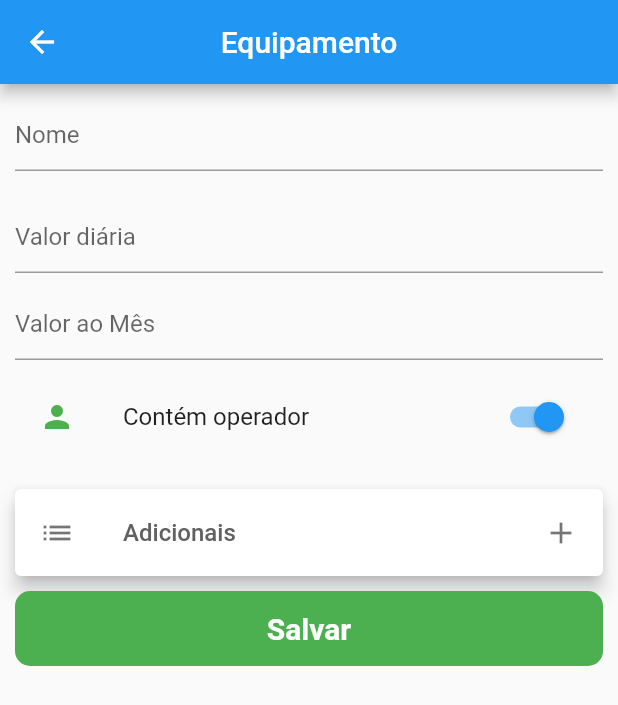
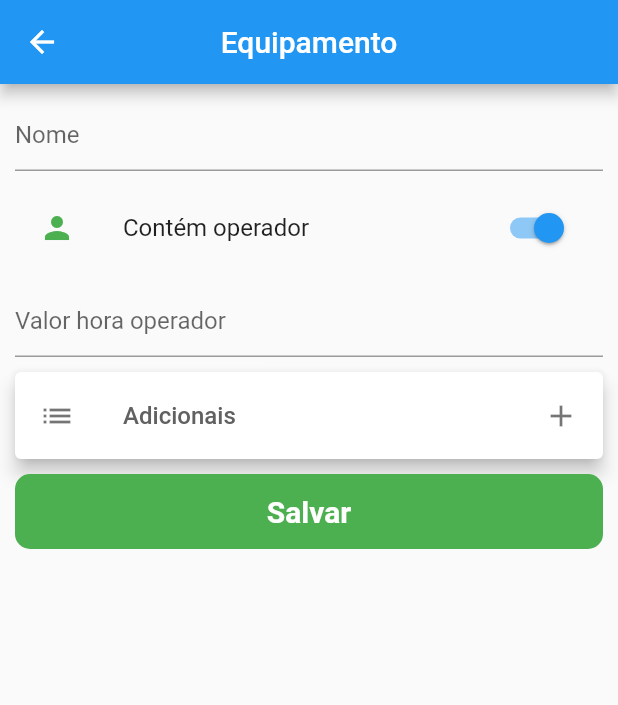
Before and after one commit to matheusreichert12/interdisciplinarIII, a Flutter app: the EquipamentoIncluir screen opened directly, after a tap on "Contém operador", on a phone screen of 412 x 824 dp. Shown: the top 705 px of the screen. Run offline on Flutter 3.47's test engine with Material 2 defaults, Android fonts, the phone set to English and light mode, and no system bars; our stand-ins replace charts_flutter, cloud_firestore, curved_navigation_bar; accounts and stored records are empty.

Commit message:
ajuste tela de equipamento

```diff
--- a/interdisciplinar/lib/equipamentoIncluir.dart
+++ b/interdisciplinar/lib/equipamentoIncluir.dart
@@ -13,6 +13,7 @@ class _EquipamentoIncluirState extends State<EquipamentoIncluir> {
   final _valorMes = TextEditingController();
   final _descricaoAdicional = TextEditingController();
   final _valorAdicional = TextEditingController();
+  final _horaOperador = TextEditingController();
 
   bool _operador = false;
 
@@ -53,29 +54,6 @@ class _EquipamentoIncluirState extends State<EquipamentoIncluir> {
                 SizedBox(
                   height: 10,
                 ),
-                SizedBox(
-                  height: 10,
-                ),
-                TextFormField(
-                  keyboardType: TextInputType.numberWithOptions(decimal: true),
-                  controller: _valorDiaria,
-                  decoration: InputDecoration(
-                    hintText: "Valor diária",
-                  ),
-                ),
-                SizedBox(
-                  height: 10,
-                ),
-                TextFormField(
-                  keyboardType: TextInputType.numberWithOptions(decimal: true),
-                  controller: _valorMes,
-                  decoration: InputDecoration(
-                    hintText: "Valor ao Mês",
-                  ),
-                ),
-                SizedBox(
-                  height: 10,
-                ),
                 SwitchListTile(
                   title: Text("Contém operador"),
                   secondary: Icon(
@@ -88,8 +66,47 @@ class _EquipamentoIncluirState extends State<EquipamentoIncluir> {
                   value: _operador,
                 ),
                 SizedBox(
-                  height: 20,
+                  height: 10,
                 ),
+                _operador == false
+                    ? TextFormField(
+                        keyboardType:
+                            TextInputType.numberWithOptions(decimal: true),
+                        controller: _valorDiaria,
+                        decoration: InputDecoration(
+                          hintText: "Valor diária",
+                        ),
+                      )
+                    : SizedBox(
+                        height: 0,
+                      ),
+                _operador == false
+                    ? TextFormField(
+                        keyboardType:
+                            TextInputType.numberWithOptions(decimal: true),
+                        controller: _valorMes,
+                        decoration: InputDecoration(
+                          hintText: "Valor ao Mês",
+                        ),
+                      )
+                    : SizedBox(
+                        height: 0,
+                      ),
+                _operador == true
+                    ? TextFormField(
+                        keyboardType:
+                            TextInputType.numberWithOptions(decimal: true),
+                        controller: _horaOperador,
+                        decoration: InputDecoration(
+                          hintText: "Valor hora operador",
+                        ),
+                      )
+                    : SizedBox(
+                        height: 10,
+                      ),
+                      SizedBox(
+                        height: 10,
+                      ),
                 Card(
                   elevation: 5.0,
                   margin: EdgeInsets.zero,
```
